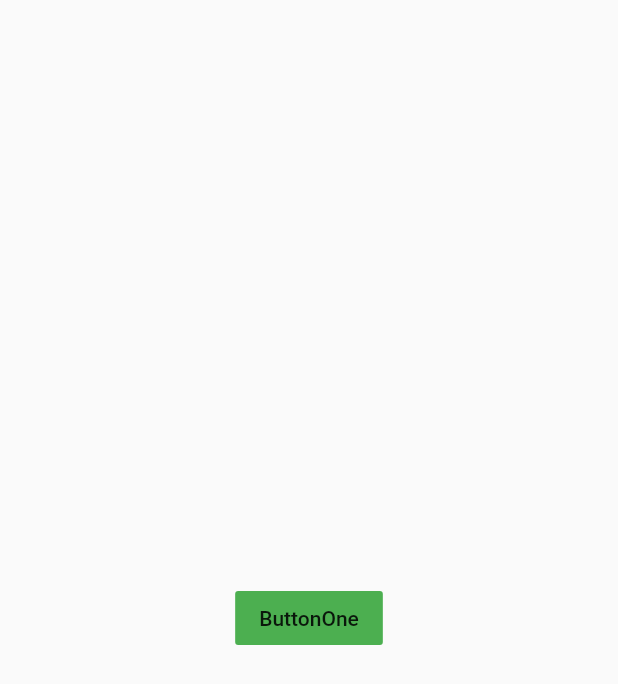
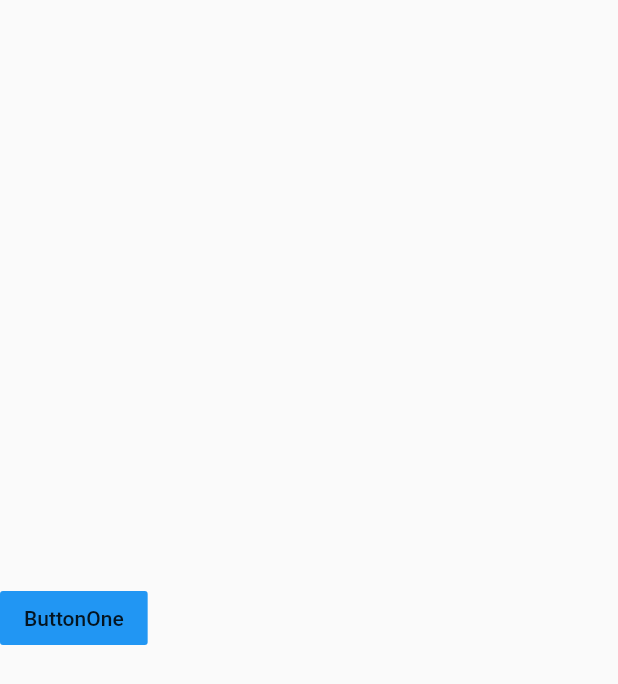
Before and after one commit to axiydev/mydemo4, a Flutter app: the screen it shows after launch, on a phone screen of 412 x 824 dp. Shown: the top 684 px of the screen. Run offline on Flutter 3.47's test engine with Material 2 defaults, Android fonts, the phone set to English and light mode, and no system bars.

Commit message:
change1223

```diff
--- a/lib/pages/home_page.dart
+++ b/lib/pages/home_page.dart
@@ -6,23 +6,41 @@ class HomePage extends StatefulWidget {
   _HomePageState createState() => _HomePageState();
 }
 class _HomePageState extends State<HomePage> {
+  String data1="ButtonOne",data2;
   Future _openDetail() async{
-    await Navigator.of(context).push(new MaterialPageRoute(
+   Map result = await Navigator.of(context).push(new MaterialPageRoute(
         builder:(BuildContext context){
-      return new DetailPage(name:"Axmadjon",age:19);
+      return new DetailPage(name:"Flutter",age:22);
     }
     ));
+   if(result!=null && result.containsKey('data1')&&result.containsKey('data2')){
+     setState((){
+       data1=result['data1'];
+     });
+   }else{print("nothing");}
   }
   @override
   Widget build(BuildContext context) => Scaffold(
     body:Center(
-     child:FlatButton(
-      onPressed: (){
-        _openDetail();
-      },
-       color:Colors.green,
-       child:Text('ButtonOne'),
-     ),
+   child:Row(
+     children:[
+       FlatButton(
+         onPressed: (){
+           _openDetail();
+         },
+         child:Text(data1),
+         color:Colors.blue,
+       ),
+       Spacer(),
+       if(data2!=null)FlatButton(
+         onPressed: (){
+           _openDetail();
+         },
+         child:Text(data2),
+         color:Colors.red,
+       ),
+     ],
+   ),
     ),
   );
 }
```
Also changed, not shown: lib/pages/detail_page.dart (+7 -1 lines).
